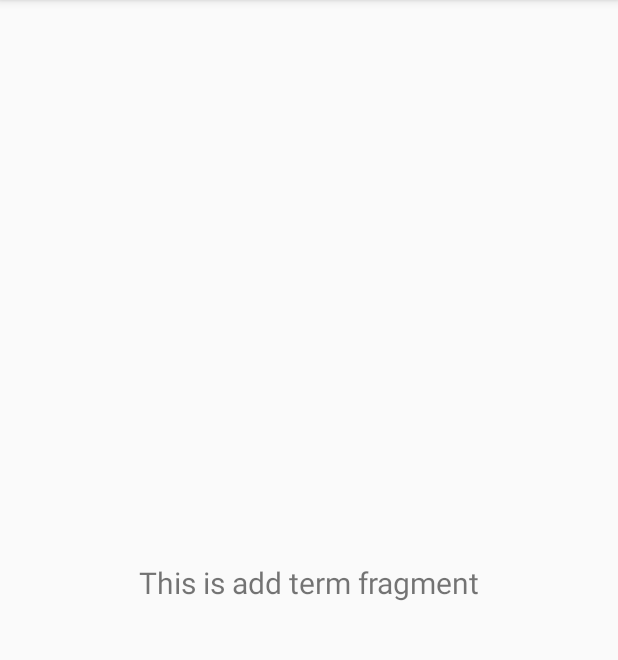
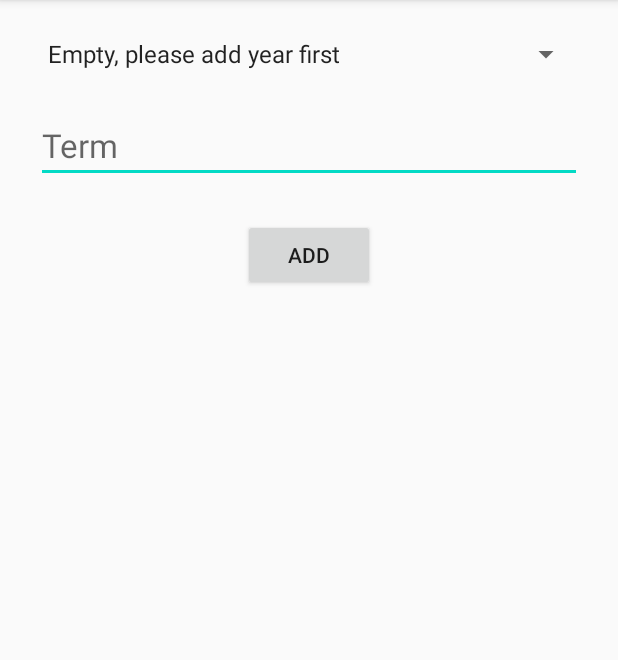
Before and after one commit to quanpham0805/GPACalculator, an Android app: the fragment AddTermFragment shown on its own in the app's theme, on a phone screen of 412 x 824 dp, the part 84-744 px from its top. Run offline under Robolectric (Android 15) with nearby library versions, the phone set to English and light mode, and no system bars; our stand-ins replace Room's generated code.

Commit message:
Finished add term fragment

```diff
--- a/app/src/main/java/com/example/gpacalculator/database/CourseTermDao.java
+++ b/app/src/main/java/com/example/gpacalculator/database/CourseTermDao.java
@@ -4,6 +4,7 @@ import androidx.lifecycle.LiveData;
 import androidx.room.Dao;
 import androidx.room.Insert;
 import androidx.room.Query;
+import androidx.room.Transaction;
 
 import java.util.List;
 
@@ -16,8 +17,15 @@ public interface CourseTermDao {
     @Query("SELECT DISTINCT(term) FROM course_term ORDER BY id ASC")
     LiveData<List<String>> loadAllTerm();
 
-    @Query("SELECT EXISTS(SELECT 1 FROM course_term WHERE term = :term)")
-    LiveData<Boolean> termExisted(String term);
+    @Query("SELECT DISTINCT(id) FROM course_year WHERE year = :year")
+    LiveData<Integer> getYearIdFromYear(int year);
+
+    @Query("SELECT DISTINCT(year) FROM course_year ORDER BY id ASC")
+    LiveData<List<Integer>> loadAllYear();
+
+    @Transaction
+    @Query("SELECT EXISTS(SELECT 1 FROM course_term WHERE term = :term AND yearId = :yearId)")
+    LiveData<Boolean> termExisted(String term, int yearId);
 
     @Insert
     void insertTerm(CourseTermEntity courseTermEntity);
--- a/app/src/main/java/com/example/gpacalculator/database/CourseTermRepository.java
+++ b/app/src/main/java/com/example/gpacalculator/database/CourseTermRepository.java
@@ -13,6 +13,7 @@ public class CourseTermRepository {
     private CourseTermDao courseTermDao;
     private LiveData<List<CourseTermEntity>> readAllData;
     private LiveData<List<String>> readAllTerm;
+    private LiveData<List<Integer>> readAllYear;
 
     // Since AsyncTask is deprecated, we use this instead
     private final Executor executor = Executors.newSingleThreadExecutor();
@@ -21,6 +22,11 @@ public class CourseTermRepository {
         courseTermDao = MainDatabase.getInstance(application).courseTermDao();
         readAllData = courseTermDao.loadAllData();
         readAllTerm = courseTermDao.loadAllTerm();
+        readAllYear = courseTermDao.loadAllYear();
+    }
+
+    public LiveData<List<Integer>> getAllYear() {
+        return readAllYear;
     }
 
     public void addTerm(final CourseTermEntity courseTermEntity) {
@@ -45,7 +51,11 @@ public class CourseTermRepository {
         return readAllTerm;
     }
 
-    public LiveData<Boolean> getTermExisted(String term) {
-        return courseTermDao.termExisted(term);
+    public LiveData<Boolean> getTermExisted(String term, int yearId) {
+        return courseTermDao.termExisted(term, yearId);
+    }
+
+    public LiveData<Integer> getYearIdFromYear(int year) {
+        return courseTermDao.getYearIdFromYear(year);
     }
 }
--- a/app/src/main/java/com/example/gpacalculator/ui/add/AddTermFragment.java
+++ b/app/src/main/java/com/example/gpacalculator/ui/add/AddTermFragment.java
@@ -1,27 +1,129 @@
 package com.example.gpacalculator.ui.add;
 
 import android.os.Bundle;
+import android.text.TextUtils;
+import android.util.Log;
 import android.view.LayoutInflater;
 import android.view.View;
 import android.view.ViewGroup;
+import android.widget.ArrayAdapter;
+import android.widget.Button;
+import android.widget.EditText;
+import android.widget.Spinner;
 import android.widget.TextView;
+import android.widget.Toast;
 
 import androidx.annotation.NonNull;
 import androidx.annotation.Nullable;
 import androidx.fragment.app.Fragment;
+import androidx.lifecycle.LifecycleOwner;
+import androidx.lifecycle.Observer;
+import androidx.lifecycle.ViewModelProvider;
+import androidx.navigation.Navigation;
 
 import com.example.gpacalculator.R;
+import com.example.gpacalculator.database.CourseTermEntity;
+import com.example.gpacalculator.viewmodels.CourseTermViewModel;
+
+import java.util.ArrayList;
+import java.util.List;
 
 public class AddTermFragment extends Fragment {
+
+    private CourseTermViewModel courseTermViewModel;
+    private List<Integer> readAllYear = new ArrayList<>();
+    private final String LOG_TAG = AddTermFragment.class.getSimpleName();
+    private Spinner spinner;
 
     @Nullable
     @Override
     public View onCreateView(@NonNull LayoutInflater inflater, @Nullable ViewGroup container, @Nullable Bundle savedInstanceState) {
-        View view = inflater.inflate(R.layout.fragment_add_term, container, false);
+        final View view = inflater.inflate(R.layout.fragment_add_term, container, false);
 
-        TextView textView = view.findViewById(R.id.text_add_term);
-        textView.setText("This is add term fragment");
+        // get view model
+        courseTermViewModel = new ViewModelProvider(this).get(CourseTermViewModel.class);
+
+        // setting up spinner with year live data
+        courseTermViewModel.getAllYear().observe(getViewLifecycleOwner(), new Observer<List<Integer>>() {
+            @Override
+            public void onChanged(List<Integer> integers) {
+                readAllYear = integers;
+                spinner = (Spinner) view.findViewById(R.id.spinner);
+                if (integers == null || integers.size() == 0) {
+                    List<String> nullCase = new ArrayList<>();
+                    nullCase.add("Empty, please add year first");
+                    ArrayAdapter<String> adapter = new ArrayAdapter<>(getContext(), android.R.layout.simple_spinner_item, nullCase);
+                    adapter.setDropDownViewResource(android.R.layout.simple_spinner_dropdown_item);
+                    spinner.setAdapter(adapter);
+                } else {
+                    ArrayAdapter<Integer> adapter = new ArrayAdapter<>(getContext(), android.R.layout.simple_spinner_item, readAllYear);
+                    adapter.setDropDownViewResource(android.R.layout.simple_spinner_dropdown_item);
+                    spinner.setAdapter(adapter);
+                }
+
+            }
+        });
+
+        // set up add button
+        Button btn = (Button) view.findViewById(R.id.button);
+        btn.setOnClickListener(new View.OnClickListener() {
+            @Override
+            public void onClick(View v) {
+                insertDataToDatabase(view);
+            }
+        });
 
         return view;
     }
+
+    private void insertDataToDatabase(final View view) {
+        String year = spinner.getSelectedItem().toString();
+        EditText term = (EditText) view.findViewById(R.id.term_field);
+
+        if (inputCheck(year, term)) {
+            int mYear = Integer.parseInt(year);
+            final String mTerm = term.getText().toString();
+
+            courseTermViewModel.getYearIdFromYear(mYear).observe(this, new Observer<Integer>() {
+                @Override
+                public void onChanged(final Integer yearId) {
+                    courseTermViewModel.checkTermExisted(mTerm, yearId).observe(getViewLifecycleOwner(), new Observer<Boolean>() {
+                        @Override
+                        public void onChanged(Boolean aBoolean) {
+                            // existed
+                            if (aBoolean) {
+                                Toast.makeText(getContext(), "Entry already created", Toast.LENGTH_SHORT).show();
+                            } else {
+                                CourseTermEntity courseTermEntity = new CourseTermEntity(mTerm, yearId);
+                                courseTermViewModel.insertTerm(courseTermEntity);
+
+                                Toast.makeText(getContext(), "Added one", Toast.LENGTH_SHORT).show();
+                                Navigation.findNavController(view).navigate(R.id.action_action_add_term_to_gradesTermFragment);
+                            }
+                        }
+                    });
+                }
+            });
+
+        } else {
+            Toast.makeText(this.getContext(),
+                    "Invalid input or empty year",
+                    Toast.LENGTH_SHORT).show();
+        }
+
+    }
+
+    private boolean inputCheck(String year, EditText term) {
+        return (isParsable(year) && term != null
+                && !TextUtils.isEmpty(term.getText().toString()));
+    }
+
+    private boolean isParsable(String input) {
+        try {
+            Integer.parseInt(input);
+            return true;
+        } catch (final NumberFormatException e) {
+            return false;
+        }
+    }
 }
--- a/app/src/main/java/com/example/gpacalculator/ui/add/AddYearFragment.java
+++ b/app/src/main/java/com/example/gpacalculator/ui/add/AddYearFragment.java
@@ -33,7 +33,9 @@ public class AddYearFragment extends Fragment {
 
         courseYearViewModel = new ViewModelProvider(this).get(CourseYearViewModel.class);
 
-        Button btn = view.findViewById(R.id.button);
+
+        // set up add button
+        Button btn = (Button) view.findViewById(R.id.button);
         btn.setOnClickListener(new View.OnClickListener() {
             @Override
             public void onClick(View v) {
--- a/app/src/main/java/com/example/gpacalculator/viewmodels/CourseTermViewModel.java
+++ b/app/src/main/java/com/example/gpacalculator/viewmodels/CourseTermViewModel.java
@@ -15,6 +15,7 @@ public class CourseTermViewModel extends AndroidViewModel {
 
     private LiveData<List<CourseTermEntity>> readAllData;
     private LiveData<List<String>> readAllTerm;
+    private LiveData<List<Integer>> readAllYear;
     private CourseTermRepository repository;
 
     public CourseTermViewModel(@NonNull Application application) {
@@ -23,6 +24,7 @@ public class CourseTermViewModel extends AndroidViewModel {
         this.repository = new CourseTermRepository(application);
         this.readAllData = this.repository.getReadAllData();
         this.readAllTerm = this.repository.getReadAllTerm();
+        this.readAllYear = this.repository.getAllYear();
     }
 
     public LiveData<List<CourseTermEntity>> getReadAllData() {
@@ -33,8 +35,16 @@ public class CourseTermViewModel extends AndroidViewModel {
         return readAllTerm;
     }
 
-    public LiveData<Boolean> checkTermExisted(String term) {
-        return repository.getTermExisted(term);
+    public LiveData<List<Integer>> getAllYear() {
+        return readAllYear;
+    }
+
+    public LiveData<Boolean> checkTermExisted(String term, int yearId) {
+        return repository.getTermExisted(term, yearId);
+    }
+
+    public LiveData<Integer> getYearIdFromYear(int year) {
+        return repository.getYearIdFromYear(year);
     }
 
     public void insertTerm(CourseTermEntity courseTermEntity) {
--- a/app/src/main/res/layout/fragment_add_term.xml
+++ b/app/src/main/res/layout/fragment_add_term.xml
@@ -4,19 +4,40 @@
     xmlns:tools="http://schemas.android.com/tools"
     android:layout_width="match_parent"
     android:layout_height="match_parent"
+    android:padding="24dp"
     tools:context=".ui.add.AddTermFragment">
 
-    <TextView
-        android:id="@+id/text_add_term"
+
+    <Spinner
+        android:id="@+id/spinner"
         android:layout_width="match_parent"
         android:layout_height="wrap_content"
-        android:layout_marginStart="8dp"
-        android:layout_marginTop="8dp"
-        android:layout_marginEnd="8dp"
-        android:textAlignment="center"
-        android:textSize="20sp"
-        app:layout_constraintBottom_toBottomOf="parent"
         app:layout_constraintEnd_toEndOf="parent"
         app:layout_constraintStart_toStartOf="parent"
         app:layout_constraintTop_toTopOf="parent" />
+
+    <EditText
+        android:id="@+id/term_field"
+        android:layout_width="match_parent"
+        android:layout_height="wrap_content"
+        android:layout_marginTop="24dp"
+        android:ems="10"
+        android:hint="Term"
+        android:inputType="text"
+        android:textSize="22sp"
+        app:layout_constraintEnd_toEndOf="parent"
+        app:layout_constraintStart_toStartOf="parent"
+        app:layout_constraintTop_toBottomOf="@+id/spinner" />
+
+    <Button
+        android:id="@+id/button"
+        android:layout_width="wrap_content"
+        android:layout_height="wrap_content"
+        android:layout_margin="24dp"
+        android:text="Add"
+        app:layout_constraintEnd_toEndOf="parent"
+        app:layout_constraintStart_toStartOf="parent"
+        app:layout_constraintTop_toBottomOf="@+id/term_field" />
+
+
 </androidx.constraintlayout.widget.ConstraintLayout>
```
